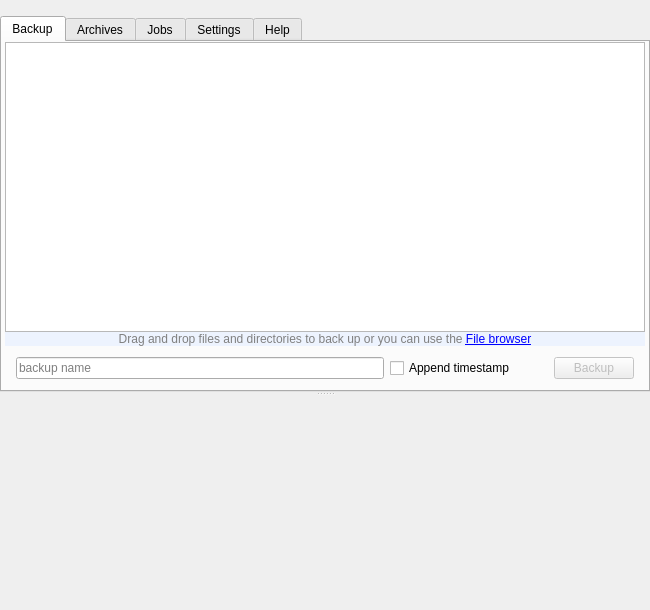
The window that forms/mainwindow.ui (Tarsnap/tarsnap-gui) describes before a commit, drawn with Qt 5.
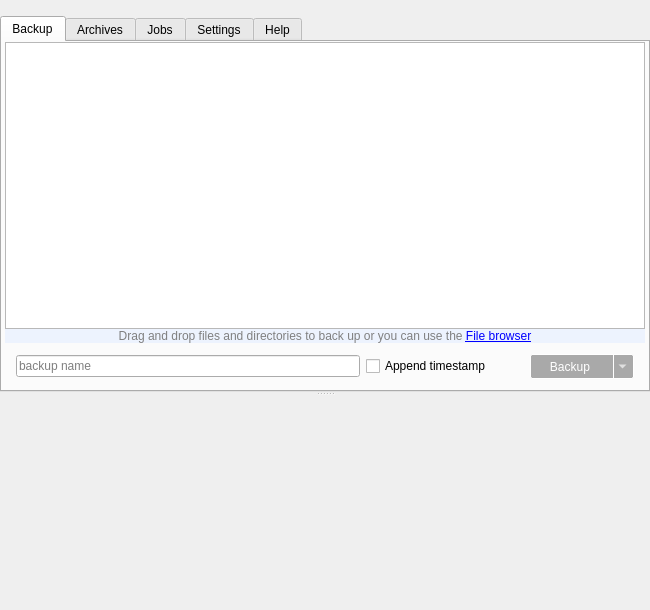
The same window after the commit. Icons and pictures are not drawn. Custom widgets are drawn as their Qt base class.

Commit message: Add ability to create a Job from the current backup list.

What changed in the file:
```diff
--- a/forms/mainwindow.ui
+++ b/forms/mainwindow.ui
@@ -303,7 +303,7 @@
                </widget>
               </item>
               <item>
-               <widget class="QPushButton" name="backupButton">
+               <widget class="QToolButton" name="backupButton">
                 <property name="enabled">
                  <bool>false</bool>
                 </property>
@@ -313,9 +313,62 @@
                   <verstretch>0</verstretch>
                  </sizepolicy>
                 </property>
+                <property name="styleSheet">
+                 <string notr="true">QToolButton
+{
+background: rgba(64,152,212,255);
+border: 1px solid white;
+border-radius: 2px;
+color: white;
+font-size: 12px;
+padding-right: 24px;
+width: 75px;
+height: 20px;
+}
+QToolButton:hover {
+border: 1px solid grey;
+}
+
+QToolButton:pressed {
+border: 1px solid grey;
+background: white;
+color: black;
+padding-left: 2px;
+padding-top: 2px;
+}
+
+QToolButton:disabled
+{
+background: darkgrey;
+}
+
+QToolButton:focus
+{
+border: 1px solid grey;
+background: white;
+color: black;
+}
+
+QToolButton::menu-button
+{
+border-left: 1px solid white;
+margin-top: 1px;
+margin-bottom: 1px;
+width: 16px;
+margin-right: 4px;
+}
+
+QToolButton QMenu
+{
+text-align: center;
+}</string>
+                </property>
                 <property name="text">
                  <string>Backup</string>
                 </property>
+                <property name="popupMode">
+                 <enum>QToolButton::MenuButtonPopup</enum>
+                </property>
                </widget>
               </item>
              </layout>
```
Left out of the diff: 29 changed lines with no effect on the pictures. The commit also changes 5 other files.
